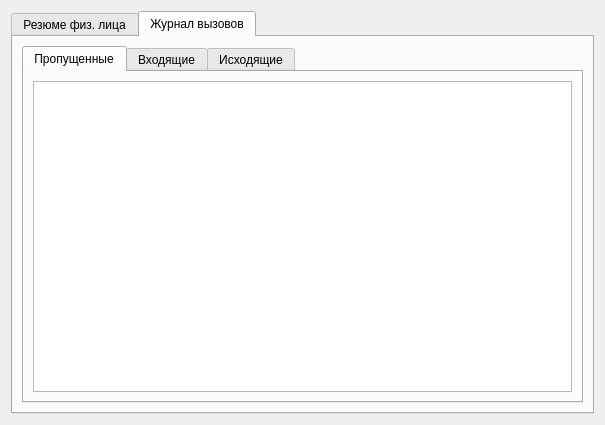
Qt form ViewContactDialog.ui (okostynchuk/Outcall) before a commit.
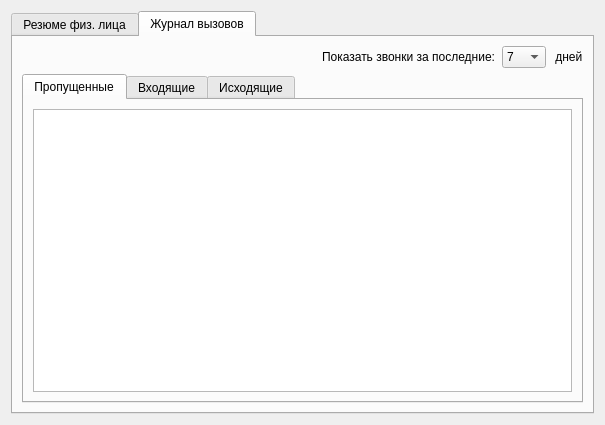
The same form after that commit. The open tabs and pages were chosen to show the change. Icons and pictures are not drawn.

```diff
--- a/ViewContactDialog.ui
+++ b/ViewContactDialog.ui
@@ -457,8 +457,60 @@
       <attribute name="title">
        <string>Журнал вызовов</string>
       </attribute>
+      <layout class="QGridLayout" name="gridLayout_9">
+       <item row="0" column="0">
+        <layout class="QGridLayout" name="gridLayout_8">
+         <item row="0" column="0">
       <layout class="QGridLayout" name="gridLayout_4">
+           <item row="0" column="3">
+            <widget class="QLabel" name="label_14">
+             <property name="text">
+              <string> дней</string>
+             </property>
+            </widget>
+           </item>
+           <item row="0" column="1">
+            <widget class="QLabel" name="label_13">
+             <property name="text">
+              <string>Показать звонки за последние:</string>
+             </property>
+            </widget>
+           </item>
+           <item row="0" column="2">
+            <widget class="QComboBox" name="comboBox">
+             <item>
+              <property name="text">
+               <string>7</string>
+              </property>
+             </item>
+             <item>
+              <property name="text">
+               <string>14</string>
+              </property>
+             </item>
+             <item>
+              <property name="text">
+               <string>30</string>
+              </property>
+             </item>
+            </widget>
+           </item>
        <item row="0" column="0">
+            <spacer name="horizontalSpacer">
+             <property name="orientation">
+              <enum>Qt::Horizontal</enum>
+             </property>
+             <property name="sizeHint" stdset="0">
+              <size>
+               <width>40</width>
+               <height>20</height>
+              </size>
+             </property>
+            </spacer>
+           </item>
+          </layout>
+         </item>
+         <item row="1" column="0">
         <widget class="QTabWidget" name="tabWidget_2">
          <property name="currentIndex">
           <number>0</number>
@@ -467,7 +519,7 @@
           <attribute name="title">
            <string>Пропущенные</string>
           </attribute>
-          <layout class="QGridLayout" name="gridLayout_8">
+            <layout class="QGridLayout" name="gridLayout_10">
            <item row="0" column="0">
             <widget class="QTableView" name="tableView">
              <property name="selectionBehavior">
@@ -509,6 +561,8 @@
           </layout>
          </widget>
         </widget>
+         </item>
+        </layout>
        </item>
       </layout>
      </widget>
```
Lines whose indentation alone changed are shown as unchanged.
